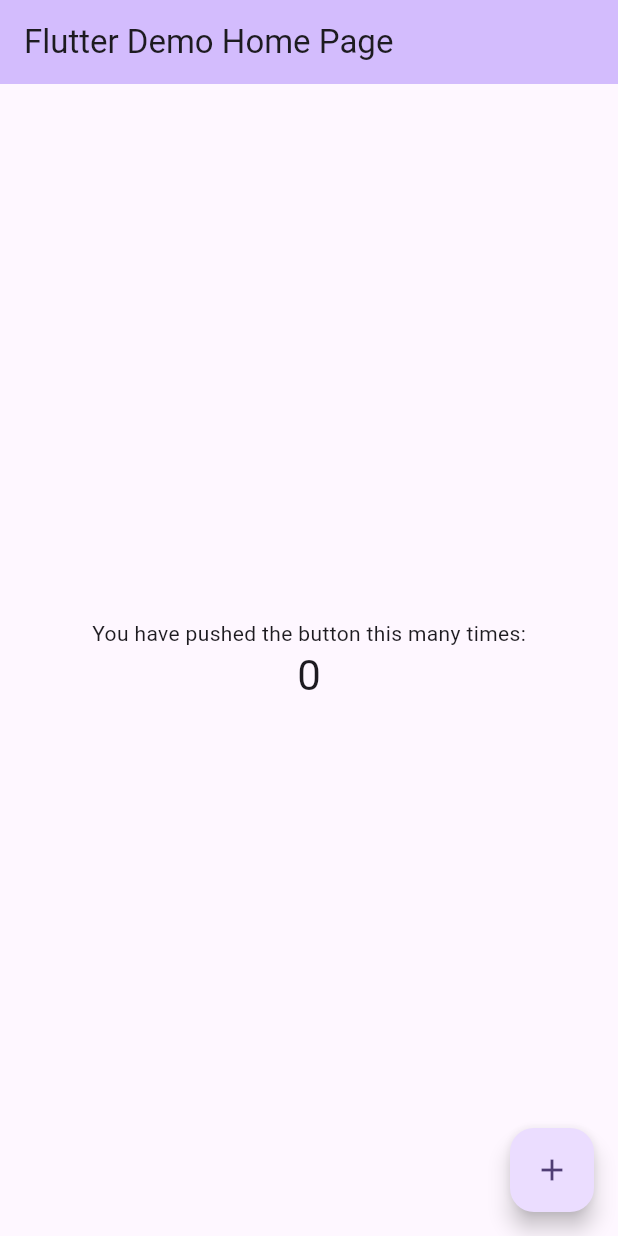
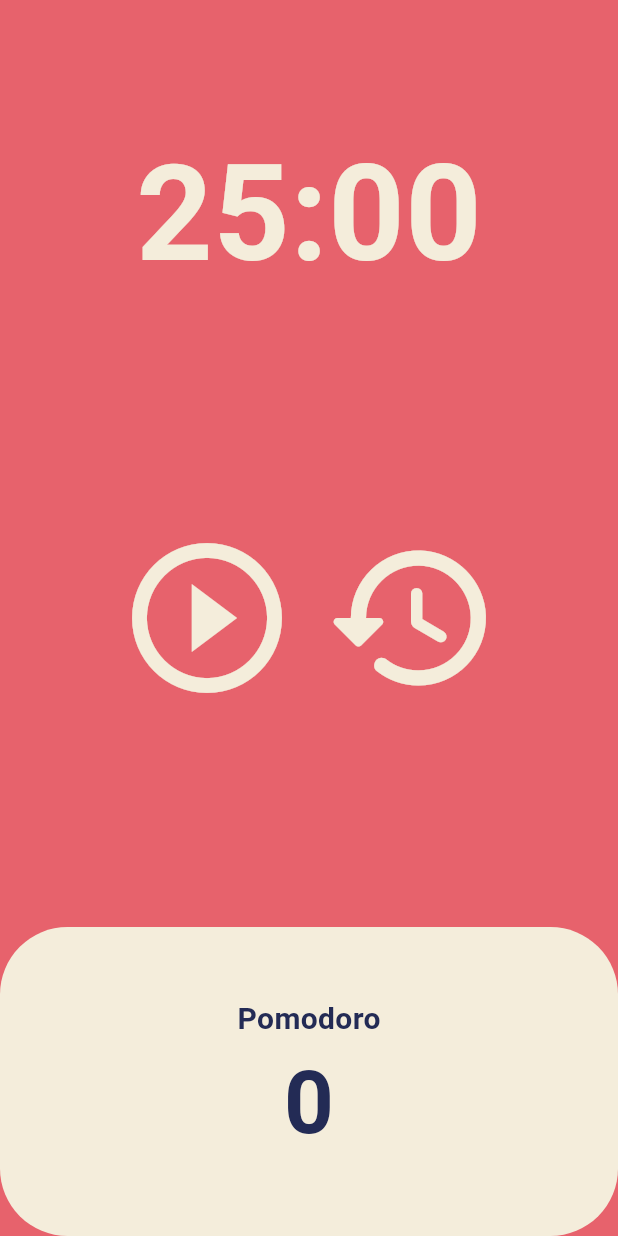
Before and after one commit to profitG/Flutter, a Flutter app: the screen it shows after launch, on a phone screen of 412 x 824 dp. Run offline on Flutter 3.47's test engine with Material 3 defaults, Android fonts, the phone set to English and light mode, and no system bars.

Commit message:
done_pomodoro_app

```diff
--- a/start_flutter/flutter_pomodoro_app/lib/main.dart
+++ b/start_flutter/flutter_pomodoro_app/lib/main.dart
@@ -1,4 +1,5 @@
 import 'package:flutter/material.dart';
+import 'package:flutter_pomodoro_app/screens/home_screen.dart';
 
 void main() {
   runApp(const MyApp());
@@ -11,115 +12,18 @@ class MyApp extends StatelessWidget {
   @override
   Widget build(BuildContext context) {
     return MaterialApp(
-      title: 'Flutter Demo',
       theme: ThemeData(
-        // This is the theme of your application.
-        //
-        // TRY THIS: Try running your application with "flutter run". You'll see
-        // the application has a purple toolbar. Then, without quitting the app,
-        // try changing the seedColor in the colorScheme below to Colors.green
-        // and then invoke "hot reload" (save your changes or press the "hot
-        // reload" button in a Flutter-supported IDE, or press "r" if you used
-        // the command line to start the app).
-        //
-        // Notice that the counter didn't reset back to zero; the application
-        // state is not lost during the reload. To reset the state, use hot
-        // restart instead.
-        //
-        // This works for code too, not just values: Most code changes can be
-        // tested with just a hot reload.
-        colorScheme: ColorScheme.fromSeed(seedColor: Colors.deepPurple),
-        useMaterial3: true,
+        colorScheme: ColorScheme.fromSwatch(
+          backgroundColor: const Color(0xFFE7626C),
+        ),
+        textTheme: const TextTheme(
+          displayLarge: TextStyle(
+            color: Color(0xFF232B55),
+          ),
+        ),
+        cardColor: const Color(0xFFF4EDDB),
       ),
-      home: const MyHomePage(title: 'Flutter Demo Home Page'),
+      home: const HomeScreen(),
     );
   }
 }
-
-class MyHomePage extends StatefulWidget {
-  const MyHomePage({super.key, required this.title});
-
-  // This widget is the home page of your application. It is stateful, meaning
-  // that it has a State object (defined below) that contains fields that affect
-  // how it looks.
-
-  // This class is the configuration for the state. It holds the values (in this
-  // case the title) provided by the parent (in this case the App widget) and
-  // used by the build method of the State. Fields in a Widget subclass are
-  // always marked "final".
-
-  final String title;
-
-  @override
-  State<MyHomePage> createState() => _MyHomePageState();
-}
-
-class _MyHomePageState extends State<MyHomePage> {
-  int _counter = 0;
-
-  void _incrementCounter() {
-    setState(() {
-      // This call to setState tells the Flutter framework that something has
-      // changed in this State, which causes it to rerun the build method below
-      // so that the display can reflect the updated values. If we changed
-      // _counter without calling setState(), then the build method would not be
-      // called again, and so nothing would appear to happen.
-      _counter++;
-    });
-  }
-
-  @override
-  Widget build(BuildContext context) {
-    // This method is rerun every time setState is called, for instance as done
-    // by the _incrementCounter method above.
-    //
-    // The Flutter framework has been optimized to make rerunning build methods
-    // fast, so that you can just rebuild anything that needs updating rather
-    // than having to individually change instances of widgets.
-    return Scaffold(
-      appBar: AppBar(
-        // TRY THIS: Try changing the color here to a specific color (to
-        // Colors.amber, perhaps?) and trigger a hot reload to see the AppBar
-        // change color while the other colors stay the same.
-        backgroundColor: Theme.of(context).colorScheme.inversePrimary,
-        // Here we take the value from the MyHomePage object that was created by
-        // the App.build method, and use it to set our appbar title.
-        title: Text(widget.title),
-      ),
-      body: Center(
-        // Center is a layout widget. It takes a single child and positions it
-        // in the middle of the parent.
-        child: Column(
-          // Column is also a layout widget. It takes a list of children and
-          // arranges them vertically. By default, it sizes itself to fit its
-          // children horizontally, and tries to be as tall as its parent.
-          //
-          // Column has various properties to control how it sizes itself and
-          // how it positions its children. Here we use mainAxisAlignment to
-          // center the children vertically; the main axis here is the vertical
-          // axis because Columns are vertical (the cross axis would be
-          // horizontal).
-          //
-          // TRY THIS: Invoke "debug painting" (choose the "Toggle Debug Paint"
-          // action in the IDE, or press "p" in the console), to see the
-          // wireframe for each widget.
-          mainAxisAlignment: MainAxisAlignment.center,
-          children: <Widget>[
-            const Text(
-              'You have pushed the button this many times:',
-            ),
-            Text(
-              '$_counter',
-              style: Theme.of(context).textTheme.headlineMedium,
-            ),
-          ],
-        ),
-      ),
-      floatingActionButton: FloatingActionButton(
-        onPressed: _incrementCounter,
-        tooltip: 'Increment',
-        child: const Icon(Icons.add),
-      ), // This trailing comma makes auto-formatting nicer for build methods.
-    );
-  }
-}
--- /dev/null
+++ b/start_flutter/flutter_pomodoro_app/lib/screens/home_screen.dart
@@ -0,0 +1,154 @@
+import 'dart:async';
+
+import 'package:flutter/material.dart';
+import 'package:flutter/widgets.dart';
+
+class HomeScreen extends StatefulWidget {
+  const HomeScreen({super.key});
+
+  @override
+  State<HomeScreen> createState() => _HomeScreenState();
+}
+
+class _HomeScreenState extends State<HomeScreen> {
+  static const twentyFiveMinutes = 1500;
+  bool isRuinning = false;
+  int totalSeconds = twentyFiveMinutes;
+  int totalPomodoros = 0;
+  late Timer timer;
+
+  void onTick(Timer timer) {
+    if (totalSeconds == 1) {
+      setState(() {
+        totalPomodoros += 1;
+        isRuinning = false;
+        totalSeconds = twentyFiveMinutes;
+      });
+      timer.cancel();
+    } else {
+      setState(() {
+        totalSeconds = totalSeconds - 1;
+      });
+    }
+  }
+
+  void onStartPressed() {
+    setState(() {
+      isRuinning = true;
+    });
+    timer = Timer.periodic(
+      const Duration(seconds: 1),
+      onTick,
+    );
+  }
+
+  void onPausePressed() {
+    setState(() {
+      isRuinning = false;
+    });
+    timer.cancel();
+  }
+
+  void onResetPressed() {
+    setState(() {
+      isRuinning = false;
+      totalSeconds = twentyFiveMinutes;
+    });
+    timer.cancel();
+  }
+
+  String format(int seconds) {
+    var duration = Duration(seconds: seconds);
+    //print(duration.toString().split(".").first);
+    return duration.toString().split(".").first.substring(2, 7);
+  }
+
+  @override
+  Widget build(BuildContext context) {
+    return Scaffold(
+      backgroundColor: Theme.of(context).colorScheme.background,
+      body: Column(
+        children: [
+          Flexible(
+            flex: 1,
+            child: Container(
+              alignment: Alignment.bottomCenter,
+              child: Text(
+                format(totalSeconds),
+                style: TextStyle(
+                  fontSize: 89,
+                  fontWeight: FontWeight.w600,
+                  color: Theme.of(context).cardColor,
+                ),
+              ),
+            ),
+          ),
+          Flexible(
+            flex: 2,
+            child: Row(
+              mainAxisAlignment: MainAxisAlignment.center,
+              children: [
+                Center(
+                  child: IconButton(
+                    color: Theme.of(context).cardColor,
+                    iconSize: 120,
+                    onPressed: isRuinning ? onPausePressed : onStartPressed,
+                    icon: Icon(isRuinning
+                        ? Icons.pause_circle_outline
+                        : Icons.play_circle_outline),
+                  ),
+                ),
+                Center(
+                  child: IconButton(
+                    color: Theme.of(context).cardColor,
+                    iconSize: 120,
+                    onPressed: onResetPressed,
+                    icon: const Icon(Icons.restore_rounded),
+                  ),
+                ),
+              ],
+            ),
+          ),
+          Flexible(
+            flex: 1,
+            child: Row(
+              children: [
+                Expanded(
+                  child: Container(
+                    decoration: BoxDecoration(
+                      color: Theme.of(context).cardColor,
+                      borderRadius: BorderRadius.circular(45),
+                    ),
+                    child: Column(
+                      mainAxisAlignment: MainAxisAlignment.center,
+                      children: [
+                        Text(
+                          'Pomodoro',
+                          style: TextStyle(
+                            fontSize: 20,
+                            fontWeight: FontWeight.w600,
+                            color:
+                                Theme.of(context).textTheme.displayLarge!.color,
+                          ),
+                        ),
+                        Text(
+                          '$totalPomodoros',
+                          style: TextStyle(
+                            fontSize: 58,
+                            fontWeight: FontWeight.w600,
+                            color:
+                                Theme.of(context).textTheme.displayLarge!.color,
+                          ),
+                        ),
+                      ],
+                    ),
+                  ),
+                ),
+              ],
+            ),
+          ),
+        ],
+      ),
+    );
+  }
+}
```
